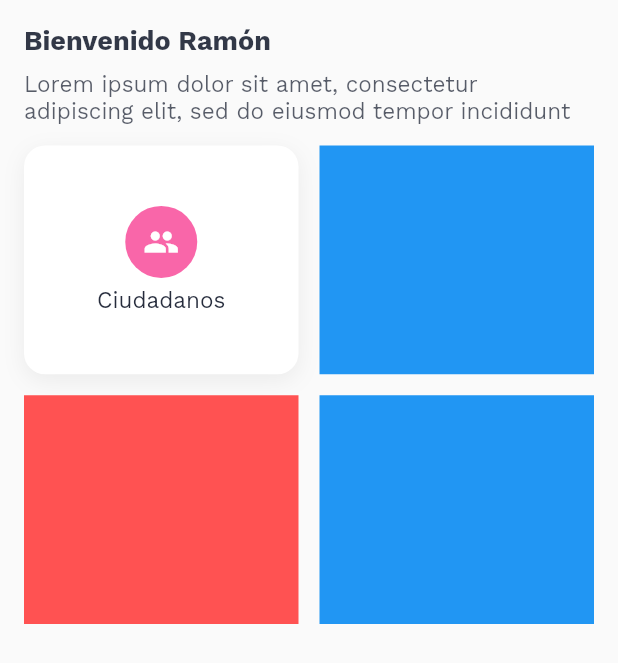
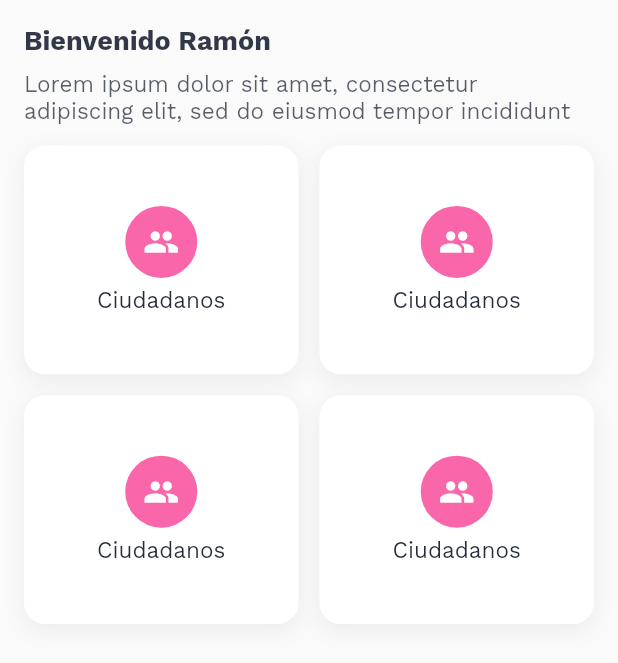
Before and after one commit to ehbarrionuevo/flutter_codigo2_alertapp, a Flutter app: the HomePage screen opened directly, on a phone screen of 412 x 824 dp. Shown: the top 663 px of the screen. Run offline on Flutter 3.47's test engine with Material 2 defaults, Android fonts, the phone set to English and light mode, and no system bars; our stand-ins replace google_fonts.

Commit message:
HomePage 1.4

```diff
--- a/lib/ui/pages/home_page.dart
+++ b/lib/ui/pages/home_page.dart
@@ -1,5 +1,6 @@
 import 'package:codigo2_alerta/ui/general/colors.dart';
 import 'package:codigo2_alerta/ui/widgets/general_widget.dart';
+import 'package:codigo2_alerta/ui/widgets/item_menu_widget.dart';
 import 'package:flutter/material.dart';
 
 class HomePage extends StatelessWidget {
@@ -39,52 +40,10 @@ class HomePage extends StatelessWidget {
                   crossAxisSpacing: 14.0,
                   mainAxisSpacing: 14.0,
                   children: [
-                    Container(
-                      decoration: BoxDecoration(
-                        color: Colors.white,
-                        borderRadius: BorderRadius.circular(14.0),
-                        boxShadow: [
-                          BoxShadow(
-                              color: Colors.black.withOpacity(0.06),
-                              // color: Colors.red,
-                              offset: const Offset(0, 4),
-                              blurRadius: 12.0),
-                        ],
-                      ),
-                      child: Column(
-                        mainAxisAlignment: MainAxisAlignment.center,
-                        children: [
-                          Container(
-                            padding: EdgeInsets.all(12.0),
-                            decoration: BoxDecoration(
-                              color: Color(0xfff72585).withOpacity(0.7),
-                              shape: BoxShape.circle,
-                            ),
-                            child: Icon(
-                              Icons.people,
-                              color: Colors.white,
-                            ),
-                          ),
-                          spacing6,
-                          Text(
-                            "Ciudadanos",
-                            style: TextStyle(
-                              color: kFontPrimaryColor.withOpacity(0.85),
-                              fontSize: 15.0,
-                            ),
-                          ),
-                        ],
-                      ),
-                    ),
-                    Container(
-                      color: Colors.blue,
-                    ),
-                    Container(
-                      color: Colors.redAccent,
-                    ),
-                    Container(
-                      color: Colors.blue,
-                    ),
+                    ItemMenuWidget(),
+                    ItemMenuWidget(),
+                    ItemMenuWidget(),
+                    ItemMenuWidget(),
                   ],
                 ),
               ),
--- /dev/null
+++ b/lib/ui/widgets/item_menu_widget.dart
@@ -0,0 +1,50 @@
+
+
+import 'package:codigo2_alerta/ui/general/colors.dart';
+import 'package:codigo2_alerta/ui/widgets/general_widget.dart';
+import 'package:flutter/material.dart';
+
+class ItemMenuWidget extends StatelessWidget {
+  const ItemMenuWidget({Key? key}) : super(key: key);
+
+  @override
+  Widget build(BuildContext context) {
+    return  Container(
+      decoration: BoxDecoration(
+        color: Colors.white,
+        borderRadius: BorderRadius.circular(14.0),
+        boxShadow: [
+          BoxShadow(
+              color: Colors.black.withOpacity(0.06),
+              // color: Colors.red,
+              offset: const Offset(0, 4),
+              blurRadius: 12.0),
+        ],
+      ),
+      child: Column(
+        mainAxisAlignment: MainAxisAlignment.center,
+        children: [
+          Container(
+            padding: EdgeInsets.all(12.0),
+            decoration: BoxDecoration(
+              color: Color(0xfff72585).withOpacity(0.7),
+              shape: BoxShape.circle,
+            ),
+            child: Icon(
+              Icons.people,
+              color: Colors.white,
+            ),
+          ),
+          spacing6,
+          Text(
+            "Ciudadanos",
+            style: TextStyle(
+              color: kFontPrimaryColor.withOpacity(0.85),
+              fontSize: 15.0,
+            ),
+          ),
+        ],
+      ),
+    );
+  }
+}
```
